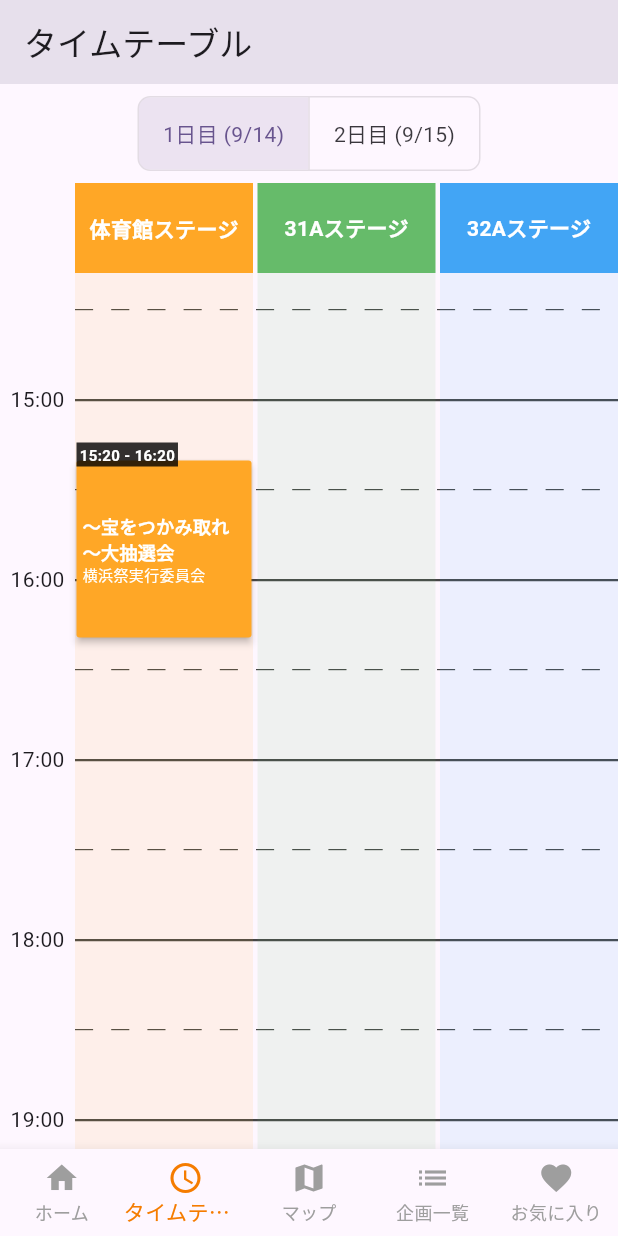
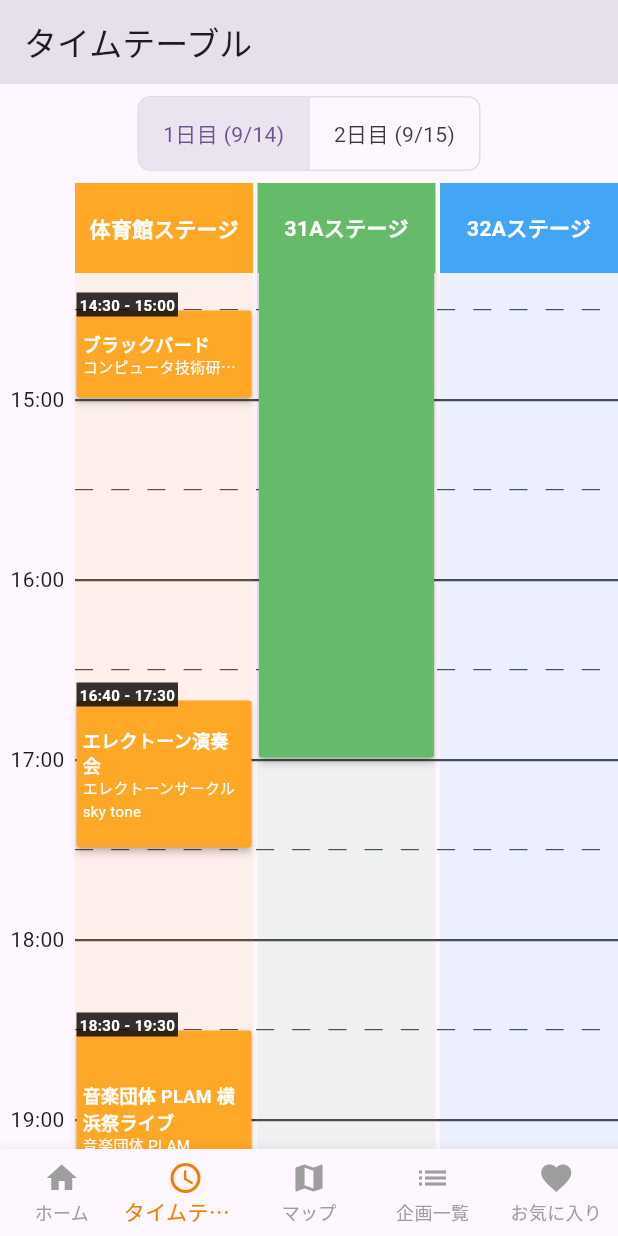
Before and after one commit to Yokohamafest/29th-yfa-app, a Flutter app: the screen it shows after launch, item 2 of the bottom bar chosen, scrolled down 576 dp, on a phone screen of 412 x 824 dp. Run offline on Flutter 3.47's test engine with Material 3 defaults, Android fonts, the phone set to English and light mode, and no system bars; our stand-ins replace package_info_plus, shared_preferences.

Commit message:
企画の場所を判定する文字列を修正（31Aステージ ⇒ 31Aなど）

```diff
--- a/lib/models/event_item.dart
+++ b/lib/models/event_item.dart
@@ -109,7 +109,8 @@ class EventItem {
   final String description;
   final String imagePath;
   final EventArea area;
-  final String location;
+  final String
+  location; // この文字列によってどこで行われる企画なのかを判定している（タイムテーブル画面とマップ画面）ので、文字は統一するように（「体育館」や「31A」、「32A」など）
   final List<EventCategory> categories;
   final bool hideFromList; // trueなら企画一覧とお気に入り一覧に表示しない
   final bool disableDetailsLink; // trueなら詳細ページへの遷移を無効にする
--- a/lib/screens/timetable_screen.dart
+++ b/lib/screens/timetable_screen.dart
@@ -11,13 +11,12 @@ class TimetableScreen extends StatefulWidget {
   final Function(String) onToggleFavorite;
   final Function(String) onNavigateToMap;
 
-
   const TimetableScreen({
     super.key,
     required this.favoriteEventIds,
     required this.onToggleFavorite,
     required this.onNavigateToMap,
-});
+  });
 
   @override
   State<TimetableScreen> createState() => _TimetableScreenState();
@@ -86,11 +85,11 @@ class _TimetableScreenState extends State<TimetableScreen> {
                     children: [
                       SizedBox(width: _leftColumnWidth),
                       // 【変更点④】各列に色を渡し、間に隙間を追加
-                      _buildStageColumn('体育館ステージ', Colors.orange.shade400),
+                      _buildStageColumn('体育館', Colors.orange.shade400),
                       const SizedBox(width: 3), // 企画列の間の隙間
-                      _buildStageColumn('31Aステージ', Colors.green.shade400),
+                      _buildStageColumn('31A', Colors.green.shade400),
                       const SizedBox(width: 3), // 企画列の間の隙間
-                      _buildStageColumn('32Aステージ', Colors.blue.shade400),
+                      _buildStageColumn('32A', Colors.blue.shade400),
                     ],
                   ),
                 ],
@@ -305,7 +304,12 @@ class _TimetableEventCard extends StatelessWidget {
                 Navigator.push(
                   context,
                   MaterialPageRoute(
-                    builder: (context) => EventDetailScreen(event: event, favoriteEventIds: favoriteEventIds, onToggleFavorite: onToggleFavorite, onNavigateToMap: onNavigateToMap,),
+                    builder: (context) => EventDetailScreen(
+                      event: event,
+                      favoriteEventIds: favoriteEventIds,
+                      onToggleFavorite: onToggleFavorite,
+                      onNavigateToMap: onNavigateToMap,
+                    ),
                   ),
                 );
               },
```
